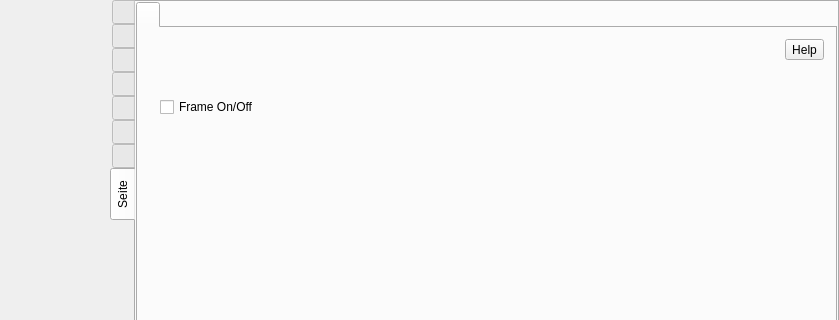
The window that src/formMainWindow.ui (vkohaupt/vokoscreenNG) describes before a commit, drawn with Qt 5; both pictures show x 0 to 839 and y 0 to 320 of the 839 by 580 pixel window.
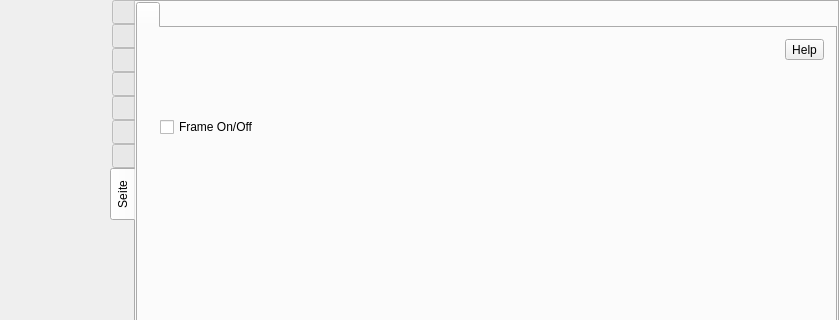
The same window after the commit. The open tabs and pages were chosen to show the change. Icons and pictures are not drawn.

Commit message: X11 camera window

```diff
--- a/src/formMainWindow.ui
+++ b/src/formMainWindow.ui
@@ -7254,6 +7254,23 @@
               </item>
              </layout>
             </item>
+            <item>
+             <layout class="QVBoxLayout" name="verticalLayout_42">
+              <item>
+               <spacer name="horizontalSpacer_29">
+                <property name="orientation">
+                 <enum>Qt::Orientation::Horizontal</enum>
+                </property>
+                <property name="sizeHint" stdset="0">
+                 <size>
+                  <width>40</width>
+                  <height>20</height>
+                 </size>
+                </property>
+               </spacer>
+              </item>
+             </layout>
+            </item>
             <item>
              <widget class="QWidget" name="widget_2" native="true">
               <layout class="QHBoxLayout" name="horizontalLayout_74">
```
Left out of the diff: 4 changed lines with no effect on the pictures. The commit also changes 4 other files.
